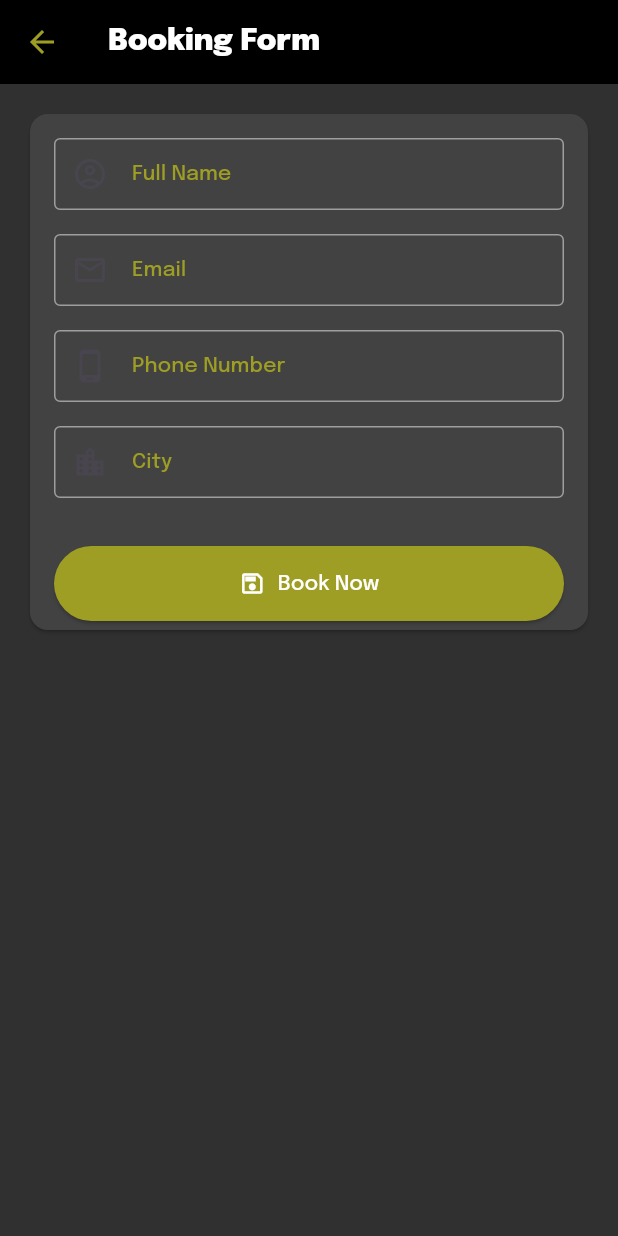
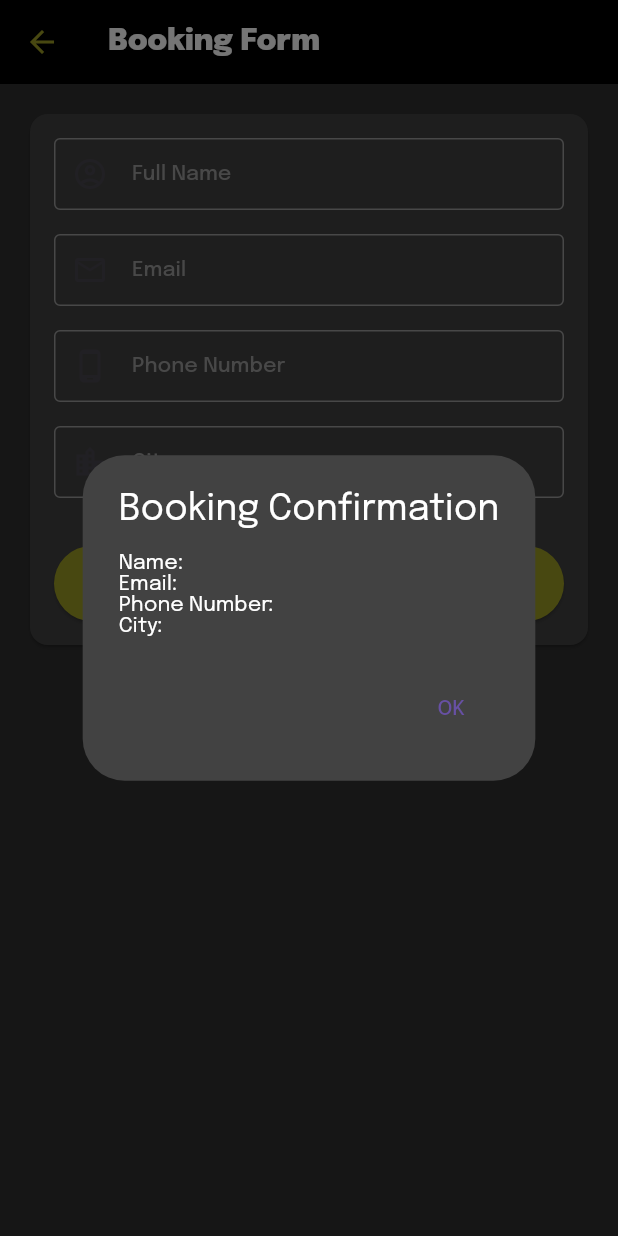
Before and after one commit to ProboKrishnacahya/DEPD_0706012010039, a Flutter app: the BookingPage screen opened by its route, after a tap on "Book Now", on a phone screen of 412 x 824 dp. Run offline on Flutter 3.47's test engine with Material 2 defaults, Android fonts, the phone set to English and light mode, and no system bars; our stand-ins replace google_fonts.

Commit message:
alert dialog confirmation

```diff
--- a/lib/views/pages/booking_page.dart
+++ b/lib/views/pages/booking_page.dart
@@ -19,6 +19,10 @@ class _BookingPageState extends State<BookingPage> {
   final emailController = TextEditingController();
   final phoneNumberController = TextEditingController();
   final cityController = TextEditingController();
+  String fullNameValue = '';
+  String emailValue = '';
+  String phoneNumberValue = '';
+  String cityValue = '';
 
   @override
   void dispose() {
@@ -46,8 +50,9 @@ class _BookingPageState extends State<BookingPage> {
       ),
       body: Container(
         padding: const EdgeInsets.all(16),
-        constraints: const BoxConstraints(minHeight: 0, maxHeight: 384),
-        child: Card(
+        child: Column(
+          children: [
+            Card(
               color: Style.grey800,
               child: Padding(
                 padding: const EdgeInsets.all(16),
@@ -58,7 +63,11 @@ class _BookingPageState extends State<BookingPage> {
                       TextFormField(
                         controller: fullNameController,
                         keyboardType: TextInputType.name,
-                    autovalidateMode: AutovalidateMode.onUserInteraction,
+                        cursorColor: Style.lime800,
+                        onChanged: (value) {
+                          fullNameValue = value;
+                          setState(() {});
+                        },
                         decoration: const InputDecoration(
                           hintText: 'Full Name',
                           labelText: 'Full Name',
@@ -72,7 +81,11 @@ class _BookingPageState extends State<BookingPage> {
                       TextFormField(
                         controller: emailController,
                         keyboardType: TextInputType.emailAddress,
-                    autovalidateMode: AutovalidateMode.onUserInteraction,
+                        cursorColor: Style.lime800,
+                        onChanged: (value) {
+                          emailValue = value;
+                          setState(() {});
+                        },
                         decoration: const InputDecoration(
                           hintText: 'Email',
                           labelText: 'Email',
@@ -86,7 +99,11 @@ class _BookingPageState extends State<BookingPage> {
                       TextFormField(
                         controller: phoneNumberController,
                         keyboardType: TextInputType.phone,
-                    autovalidateMode: AutovalidateMode.onUserInteraction,
+                        cursorColor: Style.lime800,
+                        onChanged: (value) {
+                          phoneNumberValue = value;
+                          setState(() {});
+                        },
                         decoration: const InputDecoration(
                           hintText: 'Phone Number',
                           labelText: 'Phone Number',
@@ -100,7 +117,11 @@ class _BookingPageState extends State<BookingPage> {
                       TextFormField(
                         controller: cityController,
                         keyboardType: TextInputType.streetAddress,
-                    autovalidateMode: AutovalidateMode.onUserInteraction,
+                        cursorColor: Style.lime800,
+                        onChanged: (value) {
+                          cityValue = value;
+                          setState(() {});
+                        },
                         decoration: const InputDecoration(
                           hintText: 'City',
                           labelText: 'City',
@@ -114,7 +135,61 @@ class _BookingPageState extends State<BookingPage> {
                       SizedBox(
                         width: double.infinity,
                         child: ElevatedButton.icon(
-                      onPressed: () {},
+                          onPressed: () {
+                            if (fullNameController.toString().isEmpty ||
+                                emailController.toString().isEmpty ||
+                                phoneNumberController.toString().isEmpty ||
+                                cityController.toString().isEmpty) {
+                              showDialog(
+                                barrierDismissible: false,
+                                context: context,
+                                builder: (context) => AlertDialog(
+                                  backgroundColor: Style.grey800,
+                                  title: const Text('Booking Failed'),
+                                  content:
+                                      const Text('Please fill all form field!'),
+                                  actions: [
+                                    TextButton(
+                                      onPressed: () => Navigator.pop(context),
+                                      child: const Text('OK'),
+                                    ),
+                                  ],
+                                ),
+                              );
+                            } else {
+                              showDialog(
+                                barrierDismissible: false,
+                                context: context,
+                                builder: (context) => AlertDialog(
+                                  backgroundColor: Style.grey800,
+                                  title: const Text('Booking Confirmation'),
+                                  content: Column(
+                                    crossAxisAlignment:
+                                        CrossAxisAlignment.start,
+                                    mainAxisSize: MainAxisSize.min,
+                                    children: [
+                                      Text('Name: $fullNameValue'),
+                                      Text('Email: $emailValue'),
+                                      Text('Phone Number: $phoneNumberValue'),
+                                      Text('City: $cityValue'),
+                                    ],
+                                  ),
+                                  actions: [
+                                    TextButton(
+                                      onPressed: () =>
+                                          Navigator.pushReplacement(
+                                        context,
+                                        MaterialPageRoute(
+                                          builder: (context) => const HomePage(),
+                                        ),
+                                      ),
+                                      child: const Text('OK'),
+                                    ),
+                                  ],
+                                ),
+                              );
+                            }
+                          },
                           icon: const Icon(Icons.save_outlined),
                           label: const Text('Book Now'),
                         ),
@@ -124,6 +199,8 @@ class _BookingPageState extends State<BookingPage> {
                 ),
               ),
             ),
+          ],
+        ),
       ),
     );
   }
```
Also changed, not shown: lib/main.dart (+6 -2 lines), lib/views/widgets/favorite_button_widget.dart (+4 -4 lines). Lines whose indentation alone changed are shown as unchanged.
